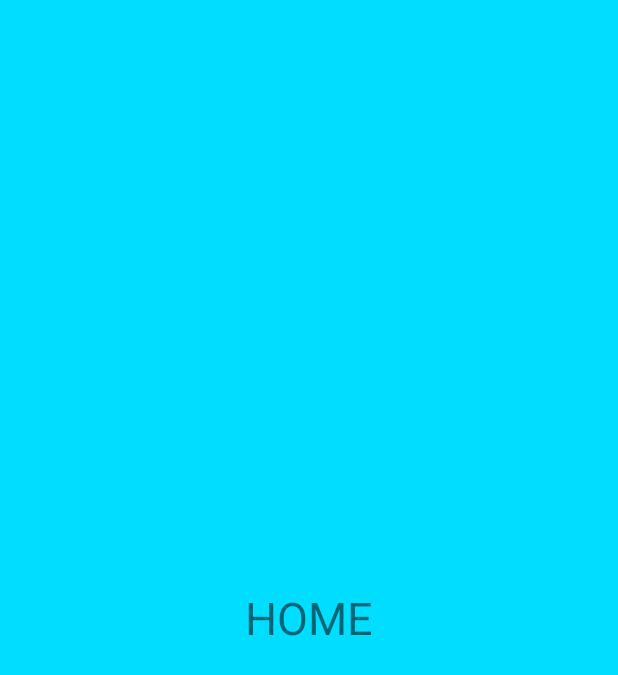
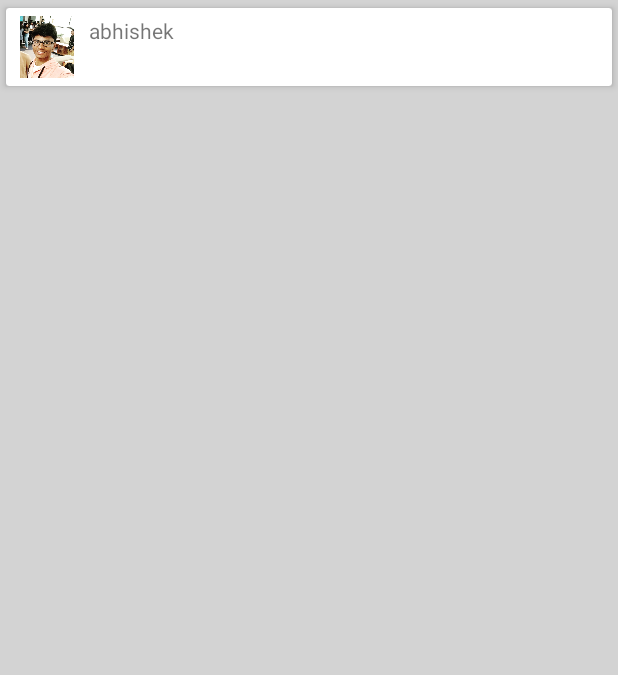
Before and after one commit to abhishek18062000/KISAN_UDYOG, an Android app: the layout fragment_home.xml on its own in the app's theme, with its tools: preview values and no code run, on a phone screen of 412 x 824 dp. Shown: the top 675 px of the screen. Run offline under Robolectric (Android 15) with nearby library versions, the phone set to English and light mode, and no system bars.

Commit message:
features added++1

```diff
--- a/app/build.gradle
+++ b/app/build.gradle
@@ -27,7 +27,11 @@ dependencies {
     //noinspection GradleCompatible
     implementation 'com.android.support:appcompat-v7:28.0.0'
     //noinspection GradleCompatible
+
+    implementation 'com.squareup.picasso:picasso:2.5.2'
+    implementation 'com.github.bumptech.glide:glide:4.7.1'
     implementation 'com.android.support:design:28.0.0'
+    implementation 'com.android.support:cardview-v7:28.0.0'
     implementation 'com.android.support.constraint:constraint-layout:1.1.3'
     testImplementation 'junit:junit:4.12'
     androidTestImplementation 'com.android.support.test:runner:1.0.2'
--- a/app/src/main/java/com/example/kisan_udyog/MainActivity.java
+++ b/app/src/main/java/com/example/kisan_udyog/MainActivity.java
@@ -21,7 +21,7 @@ public class MainActivity extends AppCompatActivity {
         getSupportFragmentManager().beginTransaction().replace(R.id.fragment_container, new HomeFragment()).commit();
     }
 
-    private BottomNavigationView.OnNavigationItemSelectedListener navListner =new BottomNavigationView.OnNavigationItemSelectedListener() {
+    private BottomNavigationView.OnNavigationItemSelectedListener navListner = new BottomNavigationView.OnNavigationItemSelectedListener() {
         @Override
         public boolean onNavigationItemSelected(@NonNull MenuItem menuItem) {
             Fragment selectedFragment = null;
--- a/app/src/main/res/layout/activity_main.xml
+++ b/app/src/main/res/layout/activity_main.xml
@@ -9,7 +9,7 @@
     <FrameLayout
         android:id="@+id/fragment_container"
         android:layout_width="match_parent"
-        android:layout_height="wrap_content"
+        android:layout_height="match_parent"
         android:layout_above="@+id/bottom_navigation"></FrameLayout>
 
 
--- a/app/src/main/res/layout/fragment_home.xml
+++ b/app/src/main/res/layout/fragment_home.xml
@@ -1,14 +1,32 @@
 <?xml version="1.0" encoding="utf-8"?>
 <RelativeLayout xmlns:android="http://schemas.android.com/apk/res/android"
-    android:layout_width="match_parent" android:layout_height="match_parent"
-    android:background="@android:color/holo_blue_bright">
+    android:layout_width="match_parent"
+    android:layout_height="match_parent"
+    xmlns:app="http://schemas.android.com/apk/res-auto"
+    android:background="@color/gray">
+    <android.support.v7.widget.CardView
+        app:cardElevation="3dp"
+        app:cardBackgroundColor="@color/white"
+        app:contentPadding="5dp"
+        app:cardUseCompatPadding="true"
+        android:layout_height="wrap_content"
+        android:layout_width="match_parent">
 
+        <ImageView
+            android:layout_height="41dp"
+            android:layout_width="44dp"
+            android:id="@+id/imageView1"
+            android:layout_alignParentTop="true"
+            android:layout_centerHorizontal="true"
+            android:src="@drawable/abhi">
+        </ImageView>
 
-    <TextView
-        android:id="@+id/textView"
-        android:layout_width="wrap_content"
-        android:layout_height="wrap_content"
-        android:textSize="30sp"
-        android:text="HOME"
-        android:layout_centerInParent="true"/>
+        <TextView
+            android:layout_width="149dp"
+            android:layout_height="wrap_content"
+            android:paddingLeft="50dp"
+            android:text="abhishek">
+
+        </TextView>
+    </android.support.v7.widget.CardView>
 </RelativeLayout>
--- a/app/src/main/res/values/colors.xml
+++ b/app/src/main/res/values/colors.xml
@@ -3,4 +3,6 @@
     <color name="colorPrimary">#6200EE</color>
     <color name="colorPrimaryDark">#3700B3</color>
     <color name="colorAccent">#03DAC5</color>
+    <color name="white">#FFFFFF</color>
+    <color name="gray">#D3D3D3</color>
 </resources>
--- a/app/src/main/res/values/strings.xml
+++ b/app/src/main/res/values/strings.xml
@@ -1,3 +1,4 @@
 <resources>
     <string name="app_name">Kisan_Udyog</string>
+    <string name="home">HOME</string>
 </resources>
```
Also changed, not shown: app/src/main/res/drawable-v24/abhi.jpg (added).
